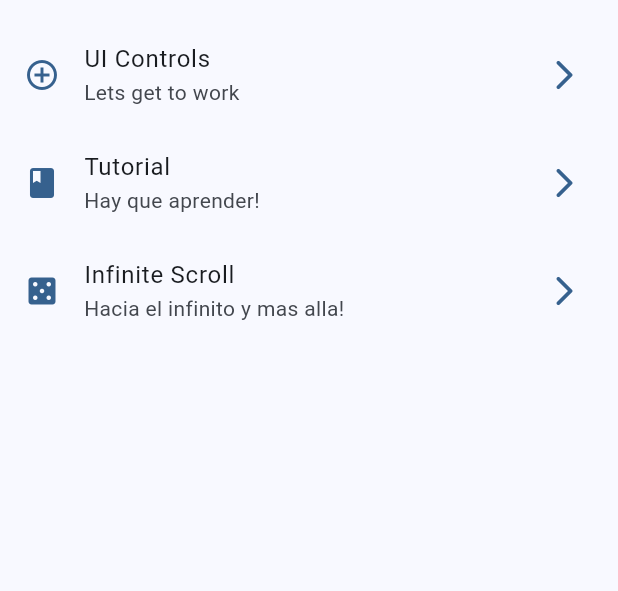
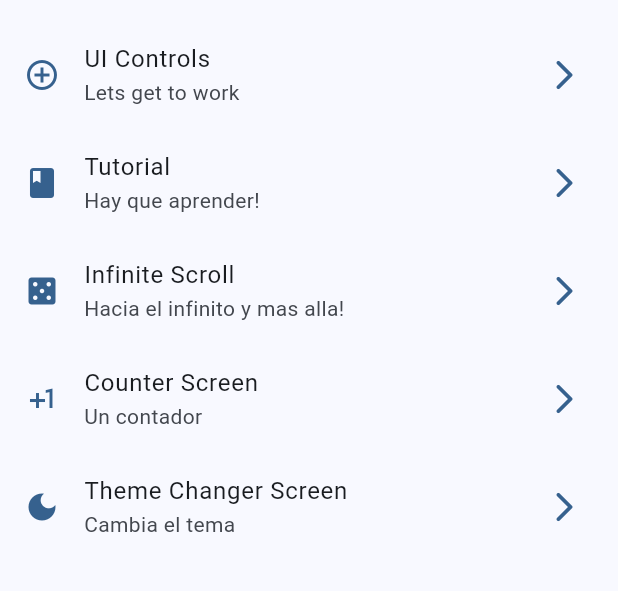
Before and after one commit to luciodillon/widgets_app, a Flutter app: the screen it shows after launch, on a phone screen of 412 x 824 dp, the part 603-1194 px from its top. Run offline on Flutter 3.47's test engine with Material 3 defaults, Android fonts, the phone set to English and light mode, and no system bars; our stand-ins replace animate_do, flutter_riverpod, go_router.

Commit message:
riverpod primera parte

```diff
--- a/lib/config/menu/menu_items.dart
+++ b/lib/config/menu/menu_items.dart
@@ -69,4 +69,18 @@ const appMenuItems = <MenuItem>[
    link: '/infinite',
    icon: Icons.casino_rounded,
   ),
+
+  MenuItem(
+   title: 'Counter Screen',
+   subTitle: 'Un contador',
+   link: '/counter',
+   icon: Icons.plus_one,
+  ),
+
+  MenuItem(
+   title: 'Theme Changer Screen',
+   subTitle: 'Cambia el tema',
+   link: '/theme_changer',
+   icon: Icons.dark_mode,
+  ),
 ];
--- a/lib/config/router/app_router.dart
+++ b/lib/config/router/app_router.dart
@@ -1,62 +1,58 @@
 import 'package:go_router/go_router.dart';
+import 'package:widgets_app/presentation/screens/counter/counter_screen.dart';
 import 'package:widgets_app/presentation/screens/screens.dart';
+import 'package:widgets_app/presentation/screens/theme_changer/theme_changer_screen.dart';
 
 final appRouter = GoRouter(
   initialLocation: '/',
   routes: [
-
     GoRoute(
       path: '/',
       name: HomeScreen.name,
       builder: (context, state) => HomeScreen(),
     ),
-
     GoRoute(
       path: '/buttons',
       name: ButtonsScreen.name,
       builder: (context, state) => ButtonsScreen(),
     ),
-
     GoRoute(
       path: '/cards',
       name: CardsScreen.name,
       builder: (context, state) => CardsScreen(),
     ),
-
     GoRoute(
         path: '/tutorial',
         name: AppTutorialScreen.name,
-      builder: (context, state) => AppTutorialScreen()
-    ),
-
+        builder: (context, state) => AppTutorialScreen()),
     GoRoute(
         path: '/animated',
         name: AnimatedScreen.name,
-      builder: (context, state) => AnimatedScreen()
-    ),
-
+        builder: (context, state) => AnimatedScreen()),
     GoRoute(
         path: '/infinite',
         name: InfiniteScrollScreen.name,
-      builder: (context, state) => InfiniteScrollScreen()
-    ),
-
+        builder: (context, state) => InfiniteScrollScreen()),
     GoRoute(
         path: '/progress',
         name: ProgressScreen.name,
-      builder: (context, state) => ProgressScreen()
-    ),
-
+        builder: (context, state) => ProgressScreen()),
     GoRoute(
         path: '/snackbar',
         name: SnackbarScreen.name,
-      builder: (context, state) => SnackbarScreen()
-    ),
-
+        builder: (context, state) => SnackbarScreen()),
     GoRoute(
         path: '/ui_controls',
         name: UiControlsScreen.name,
-      builder: (context, state) => UiControlsScreen()
-    ),
+        builder: (context, state) => UiControlsScreen()),
+    GoRoute(
+        path: '/counter',
+        name: CounterScreen.name,
+        builder: (context, state) => CounterScreen()),
+
+    GoRoute(
+        path: '/theme_changer',
+        name: ThemeChangerScreen.name,
+        builder: (context, state) => ThemeChangerScreen()),
   ],
 );
--- a/lib/config/theme/app_theme.dart
+++ b/lib/config/theme/app_theme.dart
@@ -13,15 +13,19 @@ const colorList = <Color>[
 class AppTheme {
 
   final int selectedColor;
+  final bool isDarkMode;
 
   AppTheme({
-    this.selectedColor = 0
+    this.selectedColor = 0,
+    this.isDarkMode = false,
     })
       : assert(selectedColor >= 0, 'Selected color must be greater than 0.'),
         assert(selectedColor < colorList.length,
             'Selected color must be less or equal than ${colorList.length}');
 
   ThemeData getTheme() => ThemeData(
+    brightness:
+    isDarkMode ? Brightness.dark : Brightness.light,
         colorSchemeSeed: colorList[selectedColor],
       );
 }
--- a/lib/main.dart
+++ b/lib/main.dart
@@ -1,21 +1,29 @@
 import 'package:flutter/material.dart';
+import 'package:flutter_riverpod/flutter_riverpod.dart';
 import 'package:widgets_app/config/router/app_router.dart';
 import 'package:widgets_app/config/theme/app_theme.dart';
+import 'package:widgets_app/presentation/providers/theme_provider.dart';
 
 void main() {
-  runApp(const MainApp());
+  runApp(const ProviderScope(child: MainApp()));
 }
 
-class MainApp extends StatelessWidget {
+class MainApp extends ConsumerWidget {
   const MainApp({super.key});
 
   @override
-  Widget build(BuildContext context) {
+  Widget build(BuildContext context, WidgetRef ref) {
+
+    final isDarkMode = ref.watch(isDarkModeProvider);
+    final selectedColor = ref.watch(selectedColorProvider);
+
     return MaterialApp.router(
       title: 'Flutter Widget',
       routerConfig: appRouter,
       debugShowCheckedModeBanner: false,
-      theme: AppTheme(selectedColor: 0).getTheme(),
+      theme: AppTheme(selectedColor: selectedColor, isDarkMode: isDarkMode).getTheme(),
     );
+
+
   }
 }
--- /dev/null
+++ b/lib/presentation/providers/counter_provider.dart
@@ -0,0 +1,3 @@
+import 'package:flutter_riverpod/flutter_riverpod.dart';
+
+final counterProvider = StateProvider((ref) => 0);
--- /dev/null
+++ b/lib/presentation/providers/theme_provider.dart
@@ -0,0 +1,8 @@
+import 'package:flutter_riverpod/flutter_riverpod.dart';
+import 'package:widgets_app/config/theme/app_theme.dart';
+
+final isDarkModeProvider = StateProvider((ref) => false);
+
+final colorListProvider = Provider((ref) => colorList);
+
+final selectedColorProvider = StateProvider((ref) => 0);
--- a/lib/presentation/screens/screens.dart
+++ b/lib/presentation/screens/screens.dart
@@ -1,4 +1,6 @@
 
+export 'package:widgets_app/presentation/screens/theme_changer/theme_changer_screen.dart';
+export'package:widgets_app/presentation/screens/counter/counter_screen.dart';
 export 'package:widgets_app/presentation/screens/animated/animated_screen.dart';
 export 'package:widgets_app/presentation/screens/app_tutorial/app_tutorial_screen.dart';
 export 'package:widgets_app/presentation/screens/infinite_scroll/infinite_scroll_screen.dart';
--- a/lib/presentation/widgets/side_menu.dart
+++ b/lib/presentation/widgets/side_menu.dart
@@ -58,7 +58,7 @@ class _SideMenuState extends State<SideMenu> {
           ),
 
           ...appMenuItems
-            .sublist(3, 8)
+            .sublist(3, 9)
             .map((item) => NavigationDrawerDestination(
                icon: Icon(item.icon),
                label: Text(item.title),
--- a/pubspec.yaml
+++ b/pubspec.yaml
@@ -10,7 +10,9 @@ dependencies:
   animate_do: ^3.3.6
   flutter:
     sdk: flutter
+  flutter_riverpod: ^2.6.1
   go_router: ^14.7.1
+  riverpod: ^2.6.1
 
 dev_dependencies:
   flutter_lints: ^5.0.0
```
Also changed, not shown: lib/presentation/screens/counter/counter_screen.dart (added, +41 -0 lines), lib/presentation/screens/theme_changer/theme_changer_screen.dart (added, +62 -0 lines), pubspec.lock. Lines whose indentation alone changed are shown as unchanged.
